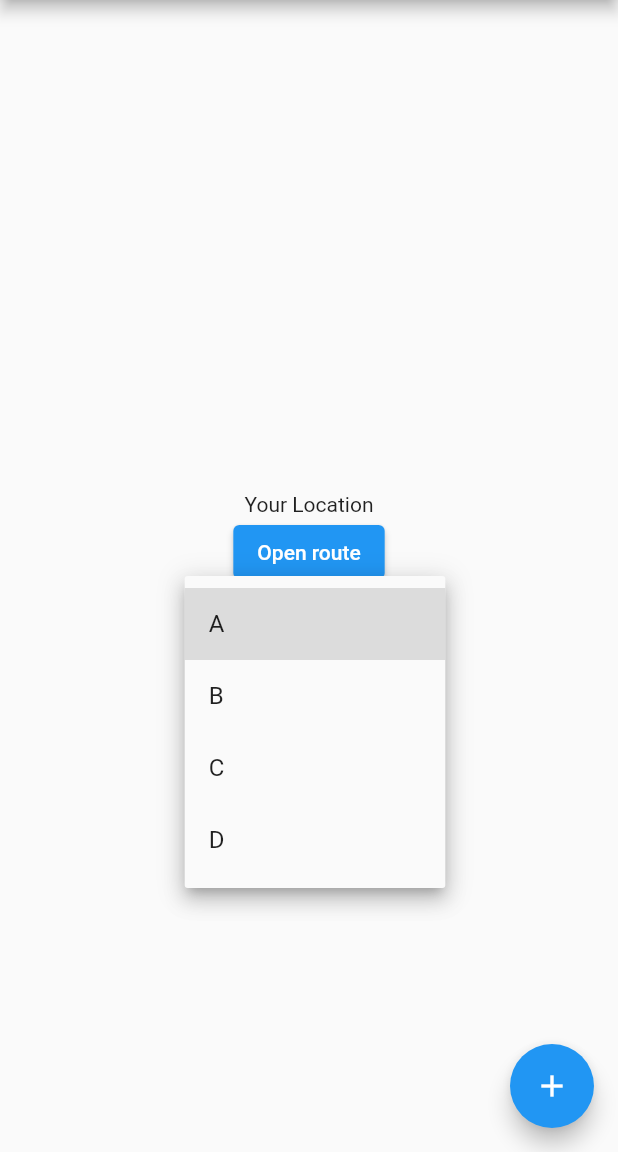
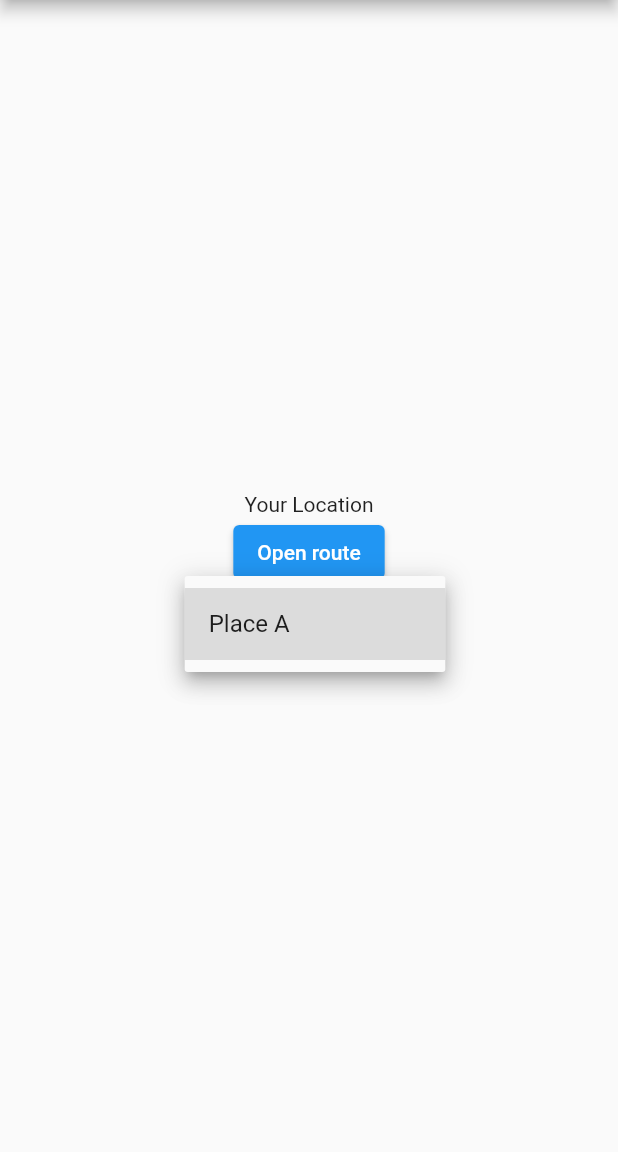
Before and after one commit to RIT-New-Media-Capstone/ARchitect-ARrow, a Flutter app: the screen it shows after launch, after a tap on "Select Location", on a phone screen of 412 x 824 dp, the part 84-1236 px from its top. Run offline on Flutter 3.47's test engine with Material 2 defaults, Android fonts, the phone set to English and light mode, and no system bars.

Commit message:
Drop down with label text updating correctly

```diff
--- a/arrow/lib/main.dart
+++ b/arrow/lib/main.dart
@@ -49,46 +49,25 @@ class MyHomePage extends StatefulWidget {
 
 class _MyHomePageState extends State<MyHomePage> {
   int _counter = 0;
-
-  void _incrementCounter() {
-    setState(() {
-      // This call to setState tells the Flutter framework that something has
-      // changed in this State, which causes it to rerun the build method below
-      // so that the display can reflect the updated values. If we changed
-      // _counter without calling setState(), then the build method would not be
-      // called again, and so nothing would appear to happen.
-      _counter++;
-    });
-  }
+  Locations? _selectedLocation;
+  String? _dropdownHintText;
 
   @override
   Widget build(BuildContext context) {
-    List<String> _locations = ['A', 'B', 'C', 'D']; // Option 2
-    String? _selectedLocation;
+    List<Locations> _locations = [Locations.placeA,];
+
+    if (_selectedLocation == null) {
+      _dropdownHintText = 'Select Location';
+    } else {
+      _dropdownHintText = _selectedLocation!.place;
+    }
+
     return Scaffold(
       appBar: AppBar(
-        // Here we take the value from the MyHomePage object that was created by
-        // the App.build method, and use it to set our appbar title.
         title: Text(widget.title),
       ),
       body: Center(
-        // Center is a layout widget. It takes a single child and positions it
-        // in the middle of the parent.
         child: Column(
-          // Column is also a layout widget. It takes a list of children and
-          // arranges them vertically. By default, it sizes itself to fit its
-          // children horizontally, and tries to be as tall as its parent.
-          //
-          // Invoke "debug painting" (press "p" in the console, choose the
-          // "Toggle Debug Paint" action from the Flutter Inspector in Android
-          // Studio, or the "Toggle Debug Paint" command in Visual Studio Code)
-          // to see the wireframe for each widget.
-          //
-          // Column has various properties to control how it sizes itself and
-          // how it positions its children. Here we use mainAxisAlignment to
-          // center the children vertically; the main axis here is the vertical
-          // axis because Columns are vertical (the cross axis would be
-          // horizontal).
           mainAxisAlignment: MainAxisAlignment.center,
           children: <Widget>[
             const Text(
@@ -98,33 +77,30 @@ class _MyHomePageState extends State<MyHomePage> {
               onPressed: () {},
               child: const Text('Open route'),
             ),
-            DropdownButton(
+            DropdownButton<Locations>(
               value: _selectedLocation,
-              hint: const Text('Select Location'),
-              items: _locations.map((String items) {
-                return DropdownMenuItem(
-                  value: items,
-                  child: Text(items),
+              hint: Text(_dropdownHintText!), // Dynamic hint text
+              items: _locations.map((location) {
+                return DropdownMenuItem<Locations>(
+                  value: location,
+                  child: Text(location.place),
                 );
               }).toList(),
-              onChanged: (String? value) {
+              onChanged: (Locations? value) {
                 setState(() {
-                  _selectedLocation = value!;
-                  debugPrint('Value Changed: $value');
+                  _selectedLocation = value;
+                  debugPrint('Value Changed: ${value?.place}');
                 });
               },
             )
           ],
         ),
       ),
-      floatingActionButton: FloatingActionButton(
-        onPressed: _incrementCounter,
-        tooltip: 'Increment',
-        child: const Icon(Icons.add),
-      ), // This trailing comma makes auto-formatting nicer for build methods.
     );
   }
 }
+
+
 
 enum Locations {
   placeA('Place A', 250, 100);
```
